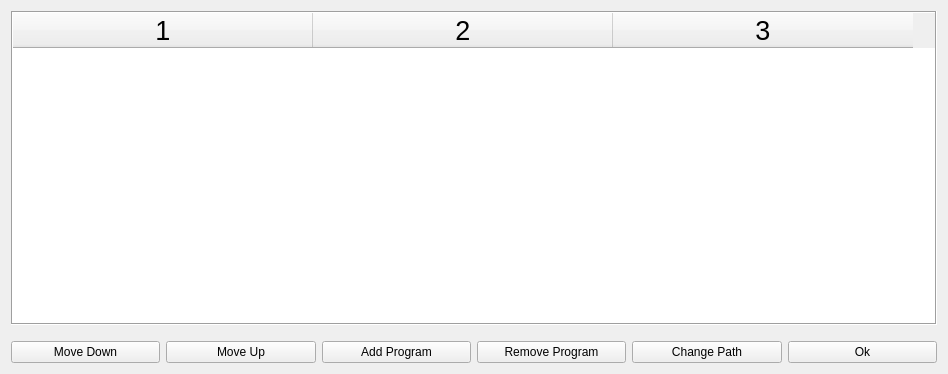
Old version of the form Dialogs/appdlg.ui in the repository towhee/Winnow64.
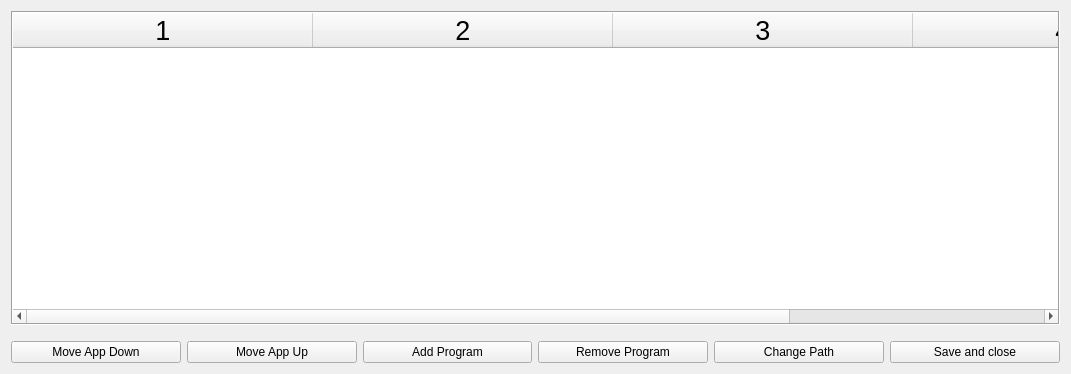
New version of the form.

What changed in the file:
```diff
--- a/Dialogs/appdlg.ui
+++ b/Dialogs/appdlg.ui
@@ -6,7 +6,7 @@
    <rect>
     <x>0</x>
     <y>0</y>
-    <width>948</width>
+    <width>1071</width>
     <height>374</height>
    </rect>
   </property>
@@ -51,7 +51,7 @@
         <bool>false</bool>
        </property>
        <property name="columnCount">
-        <number>3</number>
+        <number>4</number>
        </property>
        <attribute name="horizontalHeaderDefaultSectionSize">
         <number>300</number>
@@ -68,6 +68,7 @@
        <column/>
        <column/>
        <column/>
+       <column/>
       </widget>
      </item>
     </layout>
@@ -96,7 +97,7 @@
         <string>Select a row and then click this button to move the row down</string>
        </property>
        <property name="text">
-        <string>Move Down</string>
+        <string>Move App Down</string>
        </property>
        <property name="autoDefault">
         <bool>false</bool>
@@ -109,7 +110,7 @@
         <string>Select a row and then click this button to move the row up</string>
        </property>
        <property name="text">
-        <string>Move Up</string>
+        <string>Move App Up</string>
        </property>
        <property name="autoDefault">
         <bool>false</bool>
@@ -161,7 +162,7 @@
         <string>Save the changes and exit.  To exit without saving changes press &quot;ESC&quot; or the close button &quot;X&quot;.</string>
        </property>
        <property name="text">
-        <string>Ok</string>
+        <string>Save and close</string>
        </property>
        <property name="autoDefault">
         <bool>false</bool>
```
